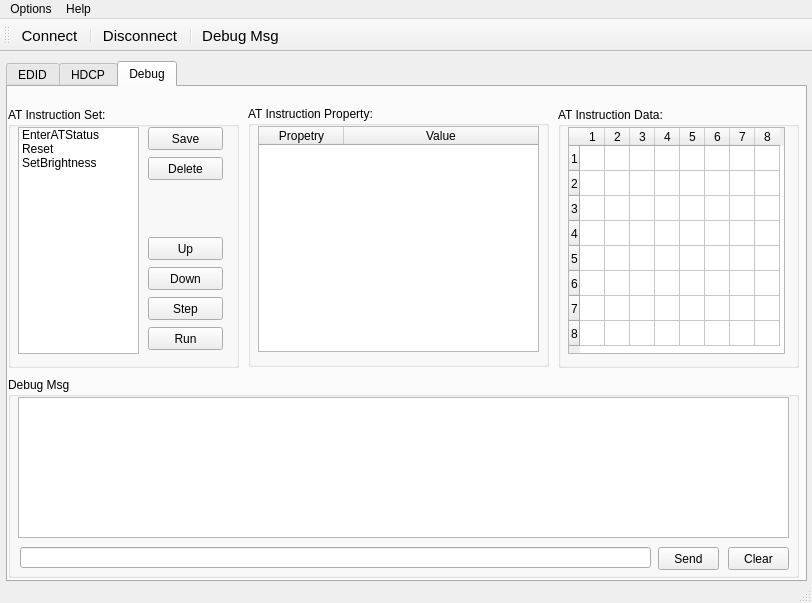
HeartbreakSurvivor/DDCTool, file mainwindow.ui: the form before one commit.
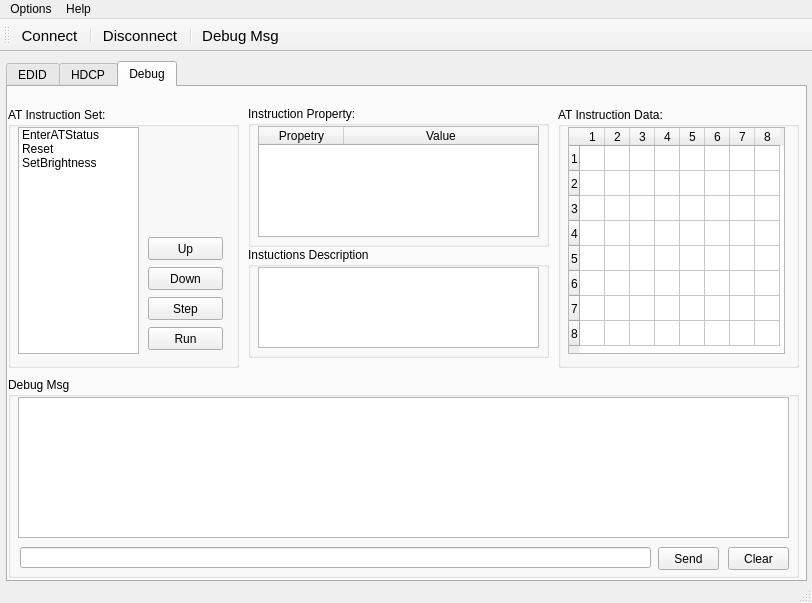
The form after the commit. Icons and pictures are not drawn.

```diff
--- a/mainwindow.ui
+++ b/mainwindow.ui
@@ -1350,11 +1350,11 @@
         <x>240</x>
         <y>19</y>
         <width>301</width>
-        <height>261</height>
+        <height>141</height>
        </rect>
       </property>
       <property name="title">
-       <string>AT Instruction Property:</string>
+       <string>Instruction Property:</string>
       </property>
       <widget class="QTableWidget" name="tableWidget_3">
        <property name="geometry">
@@ -1362,7 +1362,7 @@
          <x>10</x>
          <y>20</y>
          <width>281</width>
-         <height>226</height>
+         <height>111</height>
         </rect>
        </property>
        <property name="toolTipDuration">
@@ -1477,32 +1477,6 @@
         </property>
        </item>
       </widget>
-      <widget class="QPushButton" name="pushButton_12">
-       <property name="geometry">
-        <rect>
-         <x>140</x>
-         <y>20</y>
-         <width>75</width>
-         <height>23</height>
-        </rect>
-       </property>
-       <property name="text">
-        <string>Save</string>
-       </property>
-      </widget>
-      <widget class="QPushButton" name="pushButton_13">
-       <property name="geometry">
-        <rect>
-         <x>140</x>
-         <y>50</y>
-         <width>75</width>
-         <height>23</height>
-        </rect>
-       </property>
-       <property name="text">
-        <string>Delete</string>
-       </property>
-      </widget>
       <widget class="QPushButton" name="pushButton_14">
        <property name="geometry">
         <rect>
@@ -1556,6 +1530,29 @@
        </property>
       </widget>
      </widget>
+     <widget class="QGroupBox" name="groupBox_6">
+      <property name="geometry">
+       <rect>
+        <x>240</x>
+        <y>160</y>
+        <width>301</width>
+        <height>111</height>
+       </rect>
+      </property>
+      <property name="title">
+       <string>Instuctions Description</string>
+      </property>
+      <widget class="QPlainTextEdit" name="plainTextEdit">
+       <property name="geometry">
+        <rect>
+         <x>10</x>
+         <y>20</y>
+         <width>281</width>
+         <height>81</height>
+        </rect>
+       </property>
+      </widget>
+     </widget>
     </widget>
    </widget>
   </widget>
```
